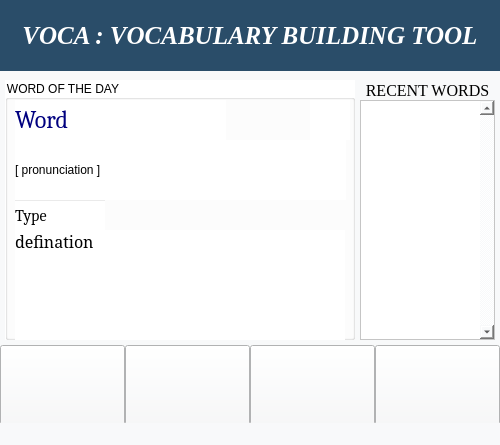
First picture: the form in Main.ui, repository Kartik1801/VocaVBT, before the edit.
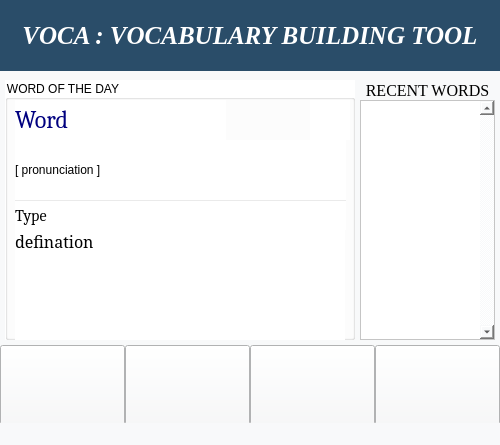
Second picture: the form after the edit. Icons and pictures are not drawn.

Diff of the .ui file:
```diff
--- a/Main.ui
+++ b/Main.ui
@@ -184,7 +184,7 @@
       <rect>
        <x>10</x>
        <y>120</y>
-       <width>90</width>
+       <width>331</width>
        <height>30</height>
       </rect>
      </property>
```
